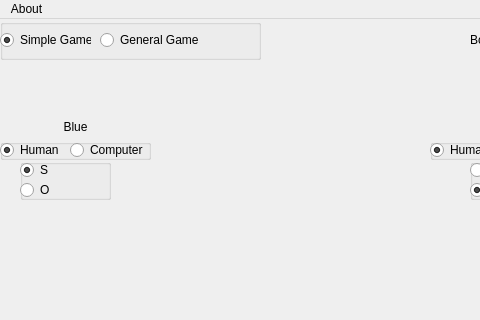
Before: the Qt Designer form mainwindow.ui in rrsm8d/CS449-Project, drawn with Qt 5; both pictures show x 0 to 480 and y 0 to 320 of the 581 by 477 pixel window.
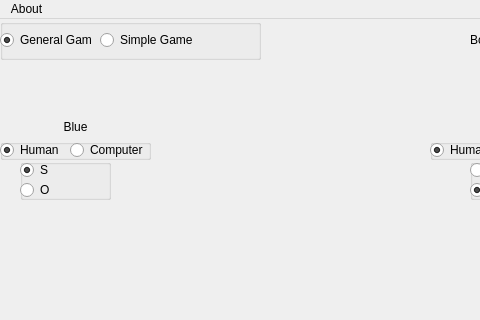
After: the same form once the commit is applied.

Patch:
```diff
--- a/mainwindow.ui
+++ b/mainwindow.ui
@@ -271,7 +271,7 @@
       </rect>
      </property>
      <property name="text">
-      <string>Simple Game</string>
+      <string>General Game</string>
      </property>
      <property name="checked">
       <bool>true</bool>
@@ -287,7 +287,7 @@
       </rect>
      </property>
      <property name="text">
-      <string>General Game</string>
+      <string>Simple Game</string>
      </property>
     </widget>
    </widget>
```
